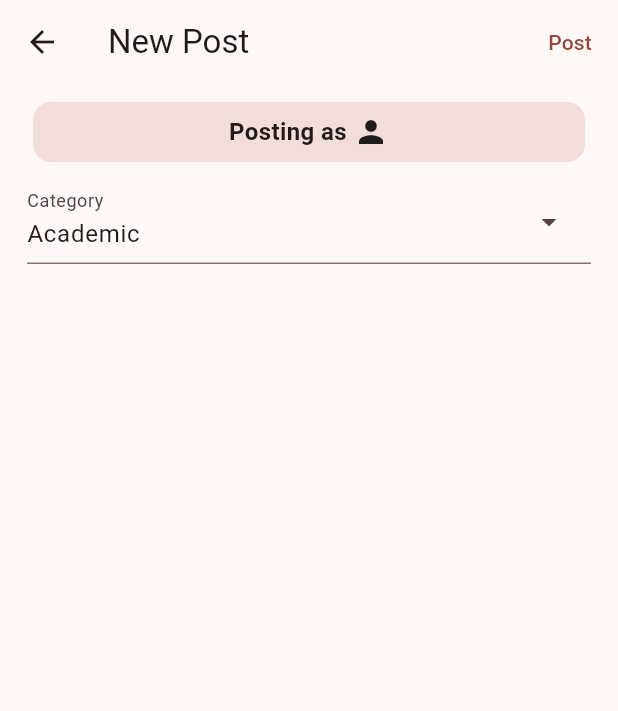
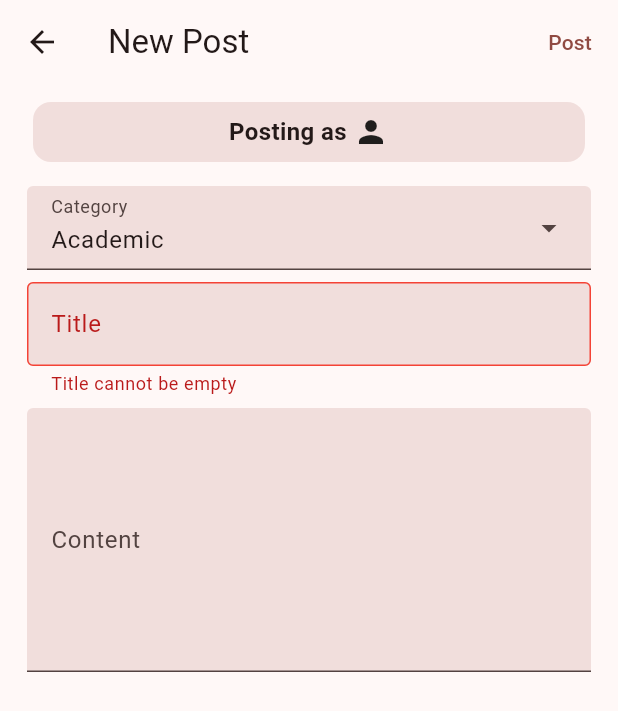
Before and after one commit to nenesekai/usc_tree_hole, a Flutter app: the NewPostPage screen opened directly with sample values from the repository, after a tap on "Post", on a phone screen of 412 x 824 dp. Shown: the top 711 px of the screen. Run offline on Flutter 3.47's test engine with Material 3 defaults, Android fonts, the phone set to English and light mode, and no system bars; our stand-ins replace cloud_firestore, firebase_auth, firebase_core; accounts and stored records are empty.

Commit message:
finished posting

```diff
--- a/lib/data/post_provider.dart
+++ b/lib/data/post_provider.dart
@@ -31,6 +31,9 @@ class FirestorePostProvider implements PostProvider {
     return posts.add({
       'title': post.title,
       'content': post.content,
+      'category': post.category,
+      'author':
+          FirebaseFirestore.instance.collection('users').doc(post.authorId),
     });
   }
 
--- a/lib/model/post.dart
+++ b/lib/model/post.dart
@@ -20,14 +20,14 @@ const List<PostCategory> postCategories = <PostCategory>[
 ];
 
 class Post {
-  final String id;
+  final String? id;
   final String title;
   final String content;
   final String category;
   final String authorId;
 
-  Post._({
-    required this.id,
+  Post({
+    this.id,
     required this.title,
     required this.content,
     required this.category,
@@ -36,7 +36,7 @@ class Post {
 
   factory Post.fromSnapshot(DocumentSnapshot snapshot) {
     final data = snapshot.data() as Map<String, dynamic>;
-    return Post._(
+    return Post(
       id: snapshot.id,
       title: data['title'],
       content: data['content'],
--- a/lib/view/page/new_post_page.dart
+++ b/lib/view/page/new_post_page.dart
@@ -1,5 +1,6 @@
 import 'package:firebase_auth/firebase_auth.dart';
 import 'package:flutter/material.dart';
+import 'package:usc_tree_hole/data/post_provider.dart';
 import 'package:usc_tree_hole/data/profile_provider.dart';
 import 'package:usc_tree_hole/model/post.dart';
 import 'package:usc_tree_hole/model/profile.dart';
@@ -15,9 +16,17 @@ class NewPostPage extends StatefulWidget {
 
 class _NewPostPageState extends State<NewPostPage> {
   final _profileProvider = FirebaseProfileProvider();
+  final _postProvider = FirestorePostProvider();
+  final _titleController = TextEditingController();
+  final _contentController = TextEditingController();
+
+  static const _formSpacing = SizedBox(height: 8.0);
 
   bool _isLoading = true;
   PostCategory? _selectedCategory;
+
+  String? _categoryError = null;
+  String? _titleError = null;
 
   late Profile author;
 
@@ -37,13 +46,71 @@ class _NewPostPageState extends State<NewPostPage> {
     super.initState();
   }
 
+  bool validateCategory() {
+    if (_selectedCategory == null) {
+      setState(() {
+        _categoryError = 'Category cannot be empty';
+      });
+      return false;
+    } else {
+      setState(() {
+        _categoryError = null;
+      });
+      return true;
+    }
+  }
+
+  bool validateTitle() {
+    if (_titleController.text.isEmpty) {
+      setState(() {
+        _titleError = 'Title cannot be empty';
+      });
+      return false;
+    } else {
+      setState(() {
+        _titleError = null;
+      });
+      return true;
+    }
+  }
+
+  void onPost() {
+    if (validateCategory() & validateTitle()) {
+      final newPost = Post(
+        authorId: author.id,
+        category: _selectedCategory!.label,
+        title: _titleController.text,
+        content: _contentController.text,
+      );
+      _postProvider.addPost(newPost).then((_) {
+        if (context.mounted) Navigator.pop(context);
+      }).onError((FirebaseException e, stackTrace) {
+        if (context.mounted) {
+          showDialog(
+              context: context,
+              builder: (context) {
+                return AlertDialog(
+                    title: const Text('An Error Has Occurred'),
+                    content: Text(e.message ?? ''),
+                    actions: [
+                      TextButton(
+                        onPressed: () => Navigator.pop(context),
+                        child: const Text('OK'),
+                      ),
+                    ]);
+              });
+        }
+      });
+    }
+  }
+
   @override
   Widget build(BuildContext context) {
     return Scaffold(
         appBar: AppBar(title: const Text('New Post'), actions: [
           TextButton(
+            onPressed: onPost,
             child: const Text('Post'),
-            onPressed: () {},
           )
         ]),
         body: _isLoading
@@ -71,7 +138,7 @@ class _NewPostPageState extends State<NewPostPage> {
                           ]),
                     ),
                   ),
-                  const SizedBox(height: 8.0),
+                  const SizedBox(height: 12.0),
                   DropdownMenu(
                     dropdownMenuEntries: postCategories
                         .map((category) => DropdownMenuEntry(
@@ -81,10 +148,39 @@ class _NewPostPageState extends State<NewPostPage> {
                         .toList(),
                     label: const Text('Category'),
                     initialSelection: _selectedCategory,
-                    inputDecorationTheme: const InputDecorationTheme(),
+                    inputDecorationTheme: const InputDecorationTheme(
+                      filled: true,
+                    ),
                     width: double.infinity,
+                    errorText: _categoryError,
                     onSelected: (value) =>
                         setState(() => _selectedCategory = value),
+                  ),
+                  _formSpacing,
+                  TextField(
+                    controller: _titleController,
+                    maxLines: 1,
+                    decoration: InputDecoration(
+                      label: const Text('Title'),
+                      filled: true,
+                      errorText: _titleError,
+                      errorBorder: const OutlineInputBorder(
+                        borderSide: BorderSide(color: Colors.red),
+                      ),
+                    ),
+                    onSubmitted: (value) => validateTitle(),
+                  ),
+                  _formSpacing,
+                  TextField(
+                    controller: _contentController,
+                    minLines: 6,
+                    maxLines: 6,
+                    autocorrect: true,
+                    textAlignVertical: TextAlignVertical.top,
+                    decoration: const InputDecoration(
+                      label: Text('Content'),
+                      filled: true,
+                    ),
                   ),
                 ]),
               ));
```
